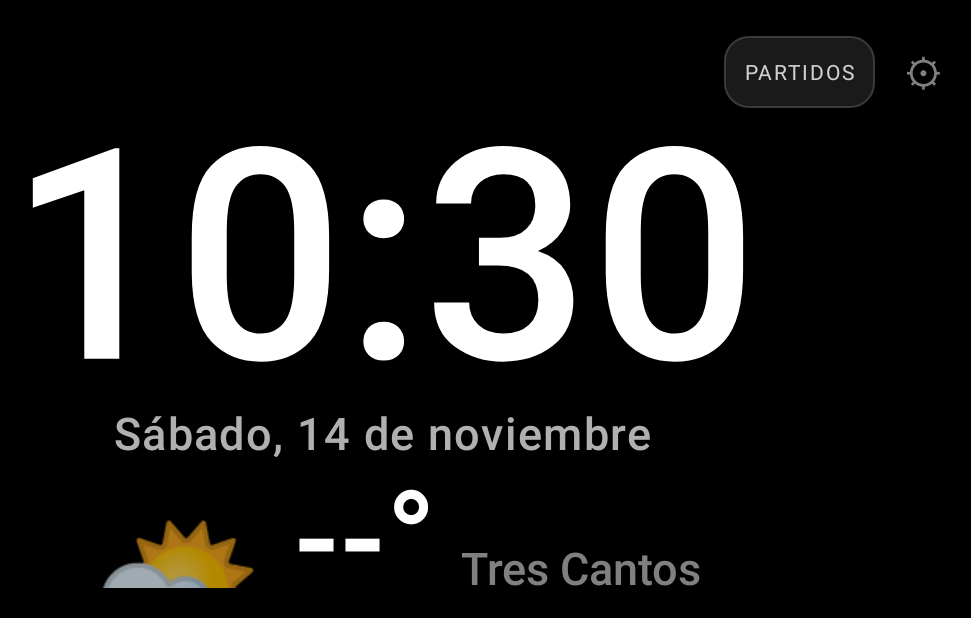
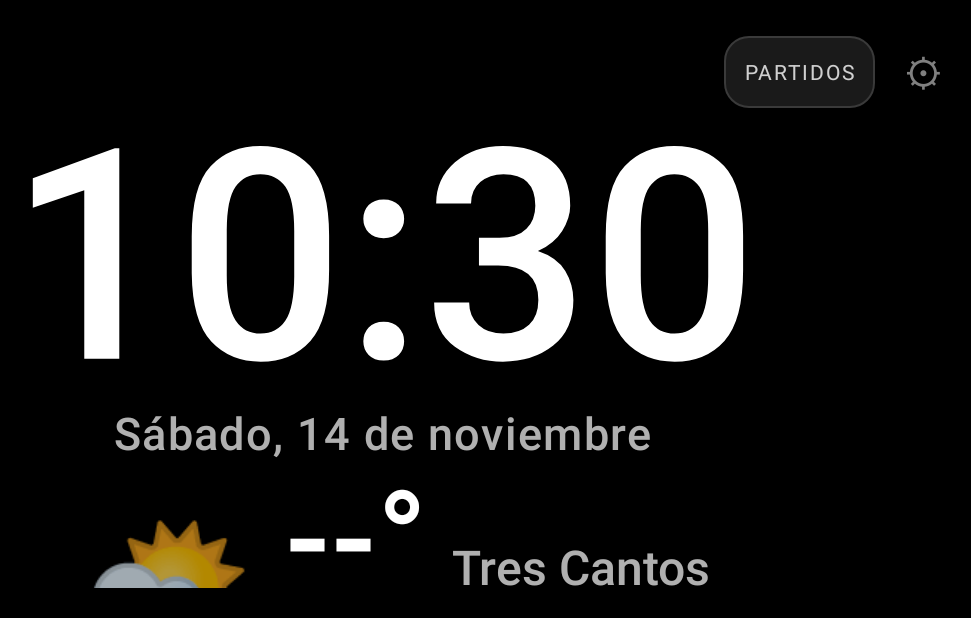
Before and after one commit to IgTriguero/Movistar-Home-Clock, an Android app: the screen it shows after launch (MainActivity), after a tap on "OCULTAR", on a phone screen of 824 x 412 dp (held sideways). Shown: the whole screen, without its empty margins (241-1212 px from the left). Run offline under Robolectric (Android 15) with nearby library versions, the phone set to English and light mode, and no system bars; network calls fail; pictures from the network do not load.

Commit message:
release: HomeClock 1.1.1

```diff
--- a/app/src/main/res/layout/view_weather_page.xml
+++ b/app/src/main/res/layout/view_weather_page.xml
@@ -54,8 +54,8 @@
                     android:maxWidth="260dp"
                     android:singleLine="true"
                     android:text="@string/city_placeholder"
-                    android:textColor="#808080"
-                    android:textSize="30sp" />
+                    android:textColor="#B0B0B0"
+                    android:textSize="32sp" />
             </LinearLayout>
 
             <TextView
--- a/gradle.properties
+++ b/gradle.properties
@@ -5,8 +5,8 @@ android.suppressUnsupportedCompileSdk=35
 
 # Versión de la app. No se toca durante el desarrollo normal:
 # solo se sube al preparar una release, tras preguntar si es 1.X o 1.X.Y.
-HOMECLOCK_VERSION_CODE=2
-HOMECLOCK_VERSION_NAME=1.1
+HOMECLOCK_VERSION_CODE=3
+HOMECLOCK_VERSION_NAME=1.1.1
 
 # Repositorio público de GitHub Releases (OWNER/REPO).
 HOMECLOCK_REPO=IgTriguero/Movistar-Home-Clock
```
Also changed, not shown: 3 other files.
